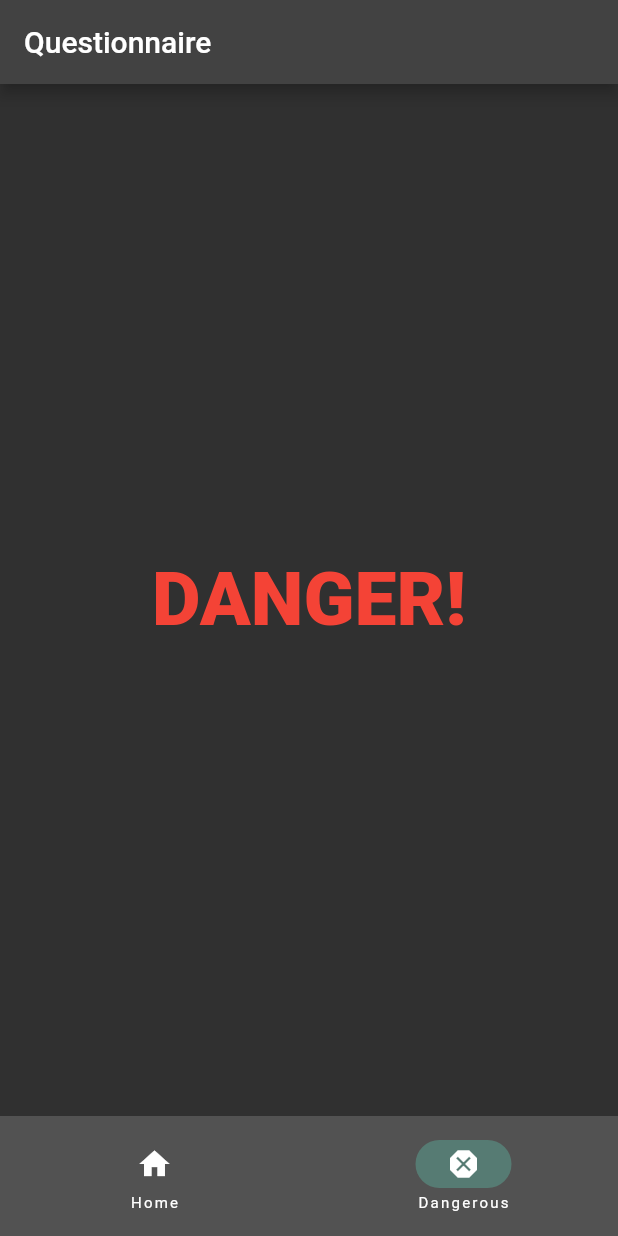
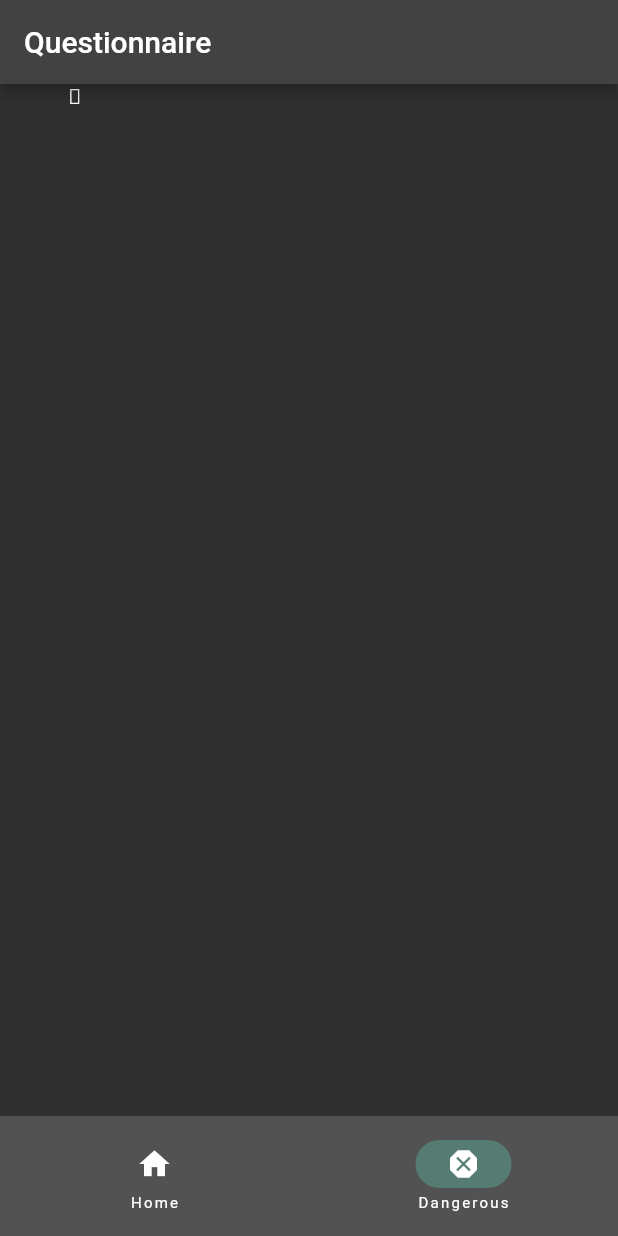
Before and after one commit to raisenup/step_projects, a Flutter app: the screen it shows after launch, item 2 of the bottom bar chosen, on a phone screen of 412 x 824 dp. Run offline on Flutter 3.47's test engine with Material 2 defaults, Android fonts, the phone set to English and light mode, and no system bars.

Commit message:
dangerous page update

```diff
--- /dev/null
+++ b/flutter/about_me/lib/core/vertical_line.dart
@@ -0,0 +1,105 @@
+import 'dart:async';
+
+import 'package:flutter/material.dart';
+import 'dart:math';
+
+class VerticalTextLine extends StatefulWidget {
+  const VerticalTextLine({
+    required this.onFinished,
+    this.speed = 12.0,
+    this.maxLength = 10,
+    super.key
+  });
+
+  final double speed;
+  final int maxLength;
+  final VoidCallback onFinished;
+
+  @override
+  State<VerticalTextLine> createState() => _VerticalTextLineState();
+}
+
+class _VerticalTextLineState extends State<VerticalTextLine> {
+  int ?_maxLength;
+  Duration ?_stepInterval;
+  final List<String> _characters = [];
+  Timer ?timer;
+
+  @override
+  void initState() {
+    _maxLength = widget.maxLength;
+    _stepInterval = Duration(milliseconds: (1000 ~/ widget.speed));
+    _startTimer();
+    super.initState();
+  }
+
+  void _startTimer() {
+    timer = Timer.periodic(_stepInterval!, (timer) {
+      final random = Random();
+      String element = String.fromCharCode(
+        random.nextInt(512)
+      );
+
+      final box = context.findRenderObject() as RenderBox;
+
+      if (box.size.height > MediaQuery.of(context).size.height * 2) {
+        widget.onFinished();
+        return;
+      }
+
+      setState(() {
+        _characters.add(element);
+      });
+    });
+  }
+
+  @override
+  Widget build(BuildContext context) {
+    List<double> stops = [];
+    List<Color> colors = [];
+
+    double greenStart = 0.3;
+    double whiteStart = (_characters.length - 1) / (_characters.length);
+
+    colors = [Colors.transparent, Colors.green, Colors.green, Colors.white];
+
+    greenStart = (_characters.length - _maxLength!) / _characters.length;
+
+    stops = [0, greenStart, whiteStart, whiteStart];
+
+    return ShaderMask(
+      shaderCallback: (Rect bounds) {
+        return LinearGradient(
+          begin: Alignment.topCenter,
+          end: Alignment.bottomCenter,
+          stops: stops,
+          colors: colors,
+        ).createShader(bounds);
+      },
+      blendMode: BlendMode.srcIn,
+      child: Column(
+        mainAxisSize: MainAxisSize.min,
+        mainAxisAlignment: MainAxisAlignment.start,
+        children: _getCharacters(),
+      )
+    );
+  }
+
+  @override
+  void dispose() {
+    timer!.cancel();
+    super.dispose();
+  }
+
+  List<Widget> _getCharacters() {
+    List<Widget> textWidgets = [];
+
+    for (var character in _characters) {
+      textWidgets.add(
+        Text(character, style: const TextStyle(fontFamily: "Monospace", fontSize: 14))
+      );
+    }
+
+    return textWidgets;
+  }
+}
--- a/flutter/about_me/lib/ui/screen/dangerous_page.dart
+++ b/flutter/about_me/lib/ui/screen/dangerous_page.dart
@@ -1,19 +1,71 @@
 import 'package:flutter/material.dart';
+import 'dart:async';
+import 'dart:math';
+import 'package:about_me/core/vertical_line.dart';
 
 class DangerousPage extends StatefulWidget {
-  const DangerousPage({super.key});
+
+  final double speed;
+  final double maxLength;
+
+  const DangerousPage({
+    this.speed = 12.0,
+    this.maxLength = 10,
+    super.key
+  });
 
   @override
   State<DangerousPage> createState() => _DangerousPageState();
 }
 
 class _DangerousPageState extends State<DangerousPage> {
+  List<Widget> _verticalLines = [];
+  Timer ?timer;
+
+  @override
+  void initState() {
+    _startTimer();
+    super.initState();
+  }
+
   @override
   Widget build(BuildContext context) {
-    return const Center(
-      child: Text(
-        "DANGER!",
-        style: TextStyle(color: Colors.red, fontSize: 50, fontWeight: FontWeight.w800),
+    return Stack(
+      children: _verticalLines
+    );
+  }
+
+  void _startTimer() {
+    timer = Timer.periodic(const Duration(milliseconds: 300), (timer) {
+      setState(() {
+        _verticalLines.add(
+            _getVerticalTextLine(context)
+        );
+      });
+    });
+  }
+
+  @override
+  void dispose() {
+    timer!.cancel();
+    super.dispose();
+  }
+
+  Widget _getVerticalTextLine(BuildContext context) {
+    Key key = GlobalKey();
+    return Positioned(
+      key: key,
+      left: Random().nextDouble() * MediaQuery.of(context).size.width,
+      child: VerticalTextLine(
+        onFinished: () {
+          setState(() {
+            _verticalLines.removeWhere((element) {
+              return element.key == key;
+            });
+          });
+        },
+        speed: 1 + Random().nextDouble() * 9,
+        maxLength: Random().nextInt(10) + 5
       ),
     );
   }
```
